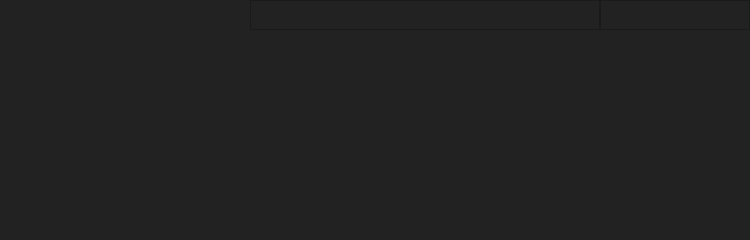
The window that threadform.ui (siavash119/qtchan) describes before a commit, drawn with Qt 5.
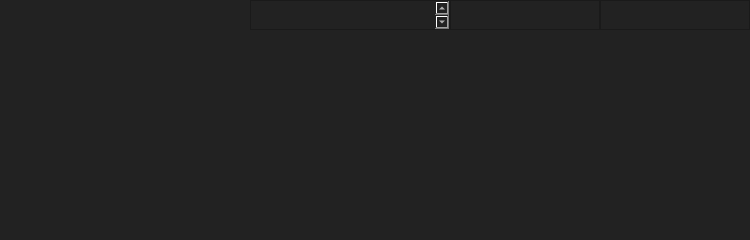
The same window after the commit. Custom widgets are drawn as their Qt base class.

```diff
--- a/threadform.ui
+++ b/threadform.ui
@@ -109,13 +109,29 @@
       <enum>QLayout::SetDefaultConstraint</enum>
      </property>
      <item>
-      <layout class="QHBoxLayout" name="horizontalLayout_2" stretch="0,0">
+      <layout class="QHBoxLayout" name="horizontalLayout_2" stretch="0,0,0">
        <property name="spacing">
         <number>0</number>
        </property>
        <property name="sizeConstraint">
         <enum>QLayout::SetMinimumSize</enum>
        </property>
+       <item>
+        <widget class="QTextEdit" name="name">
+         <property name="minimumSize">
+          <size>
+           <width>0</width>
+           <height>30</height>
+          </size>
+         </property>
+         <property name="maximumSize">
+          <size>
+           <width>200</width>
+           <height>30</height>
+          </size>
+         </property>
+        </widget>
+       </item>
        <item>
         <widget class="QPlainTextEdit" name="sub">
          <property name="sizePolicy">
```
